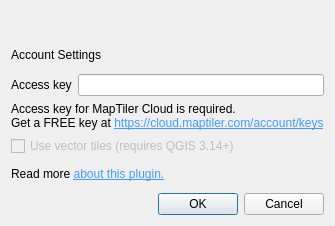
Kanahiro/qgis-maptiler-plugin, file configue_dialog_base.ui: the form before one commit.
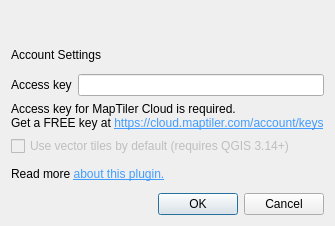
The form after the commit. Icons and pictures are not drawn.

Commit message: checkbox text fix

```diff
--- a/configue_dialog_base.ui
+++ b/configue_dialog_base.ui
@@ -107,7 +107,7 @@
       <bool>false</bool>
      </property>
      <property name="text">
-      <string>Use vector tiles (requires QGIS 3.14+)</string>
+      <string>Use vector tiles by default (requires QGIS 3.14+)</string>
      </property>
     </widget>
    </item>
```
